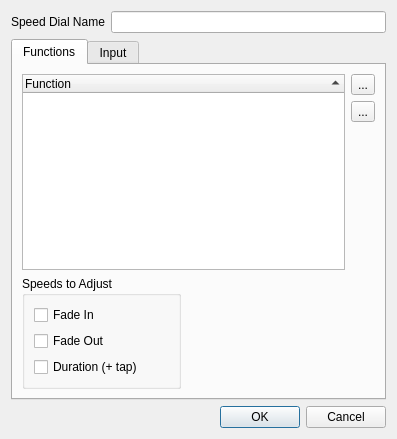
Qt form trunk/ui/src/vcspeeddialproperties.ui (Bondzio/qlc) before a commit.
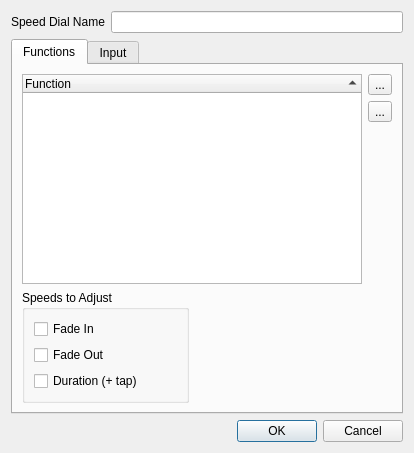
The same form after that commit. The open tabs and pages were chosen to show the change. Icons and pictures are not drawn.

Commit message: Start VCSpeedDialProperties on the first tab

The edit to the form file:
```diff
--- a/trunk/ui/src/vcspeeddialproperties.ui
+++ b/trunk/ui/src/vcspeeddialproperties.ui
@@ -6,8 +6,8 @@
    <rect>
     <x>0</x>
     <y>0</y>
-    <width>397</width>
-    <height>439</height>
+    <width>414</width>
+    <height>453</height>
    </rect>
   </property>
   <property name="windowTitle">
```
Left out of the diff: 2 changed lines with no effect on the pictures.
